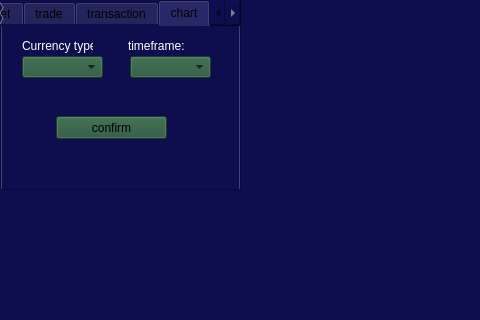
Before: the Qt Designer form wallet.ui in ParsaDevpy/wallet_project, drawn with Qt 5; both pictures show x 0 to 480 and y 0 to 320 of the 800 by 600 pixel window.
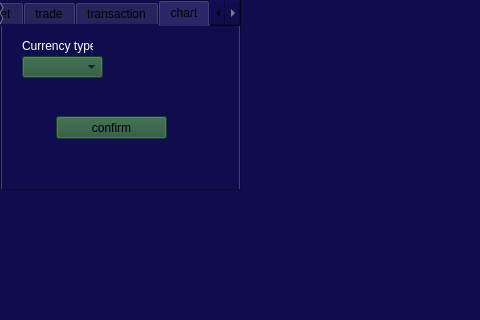
After: the same form once the commit is applied. The open tabs and pages were chosen to show the change.

The edit to the form file:
```diff
--- a/wallet.ui
+++ b/wallet.ui
@@ -330,19 +330,6 @@
        <string notr="true">background-color: #255237</string>
       </property>
      </widget>
-     <widget class="QComboBox" name="comboBox_3">
-      <property name="geometry">
-       <rect>
-        <x>128</x>
-        <y>30</y>
-        <width>81</width>
-        <height>22</height>
-       </rect>
-      </property>
-      <property name="styleSheet">
-       <string notr="true">background-color: #255237</string>
-      </property>
-     </widget>
      <widget class="QPushButton" name="pushButton_5">
       <property name="geometry">
        <rect>
@@ -359,22 +346,6 @@
        <string>confirm</string>
       </property>
      </widget>
-     <widget class="QLabel" name="label_14">
-      <property name="geometry">
-       <rect>
-        <x>126</x>
-        <y>10</y>
-        <width>71</width>
-        <height>20</height>
-       </rect>
-      </property>
-      <property name="styleSheet">
-       <string notr="true">color:#fff</string>
-      </property>
-      <property name="text">
-       <string>timeframe:</string>
-      </property>
-     </widget>
      <widget class="QLabel" name="label_15">
       <property name="geometry">
        <rect>
```
Left out of the diff: 2 changed lines with no effect on the pictures.
